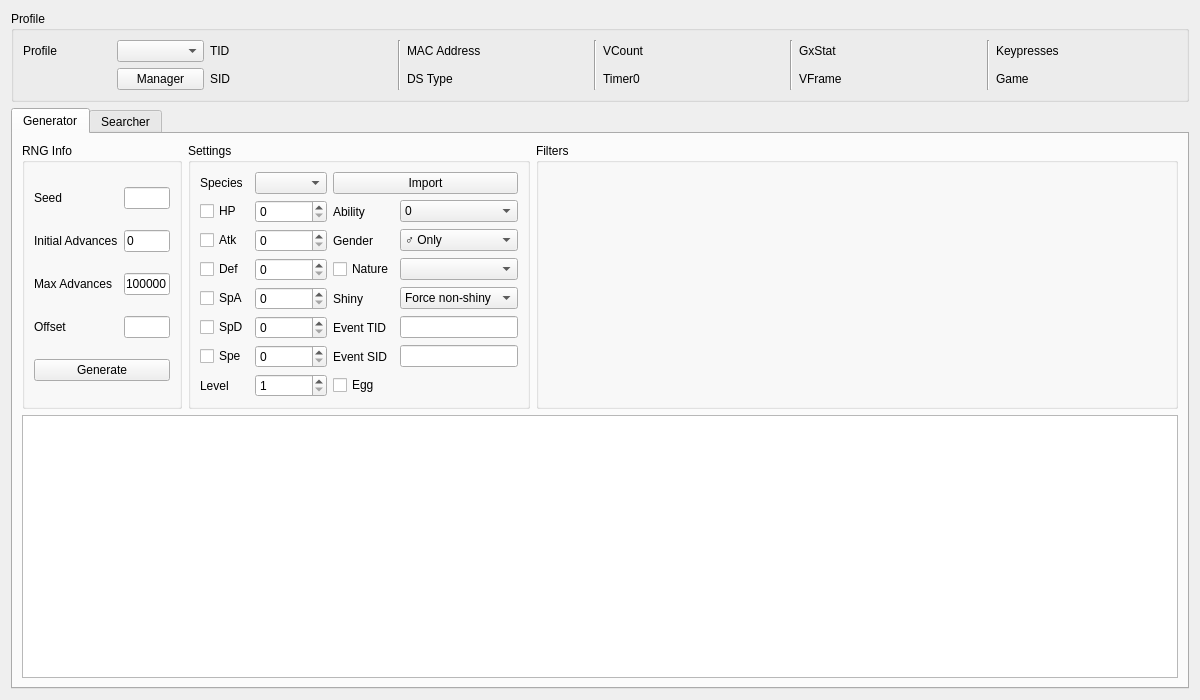
First picture: the form in Source/Form/Gen5/Event5.ui, repository Admiral-Fish/PokeFinder, before the edit.
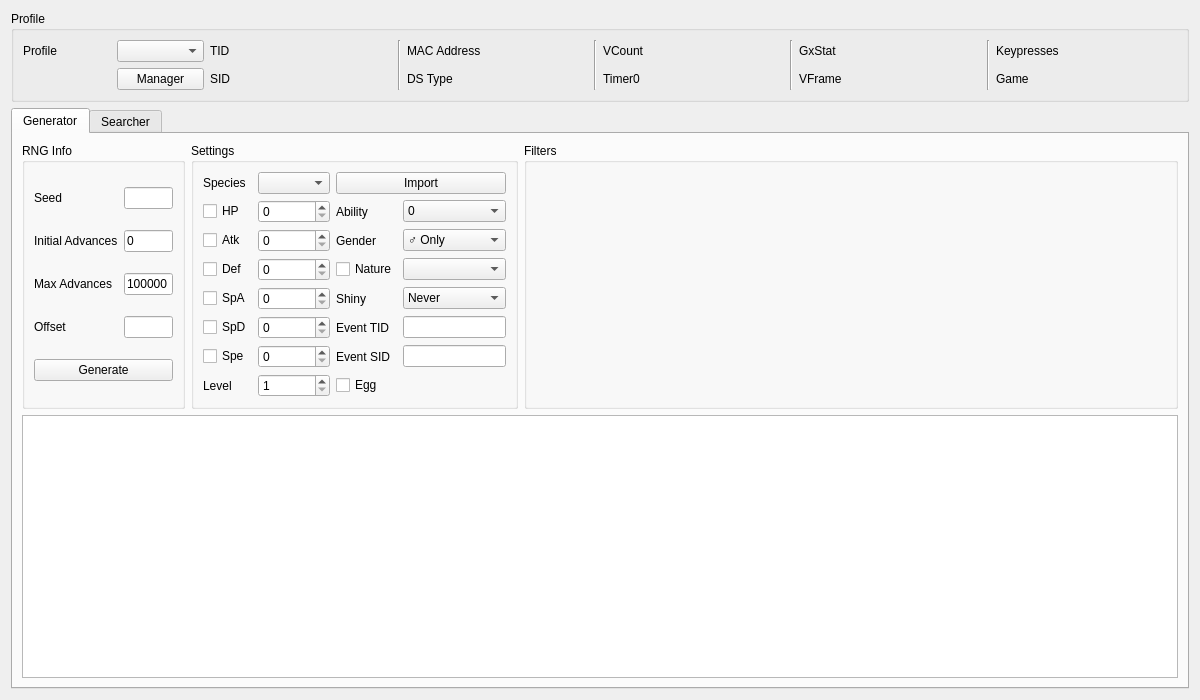
Second picture: the form after the edit. Custom widgets are drawn as their Qt base class.

Diff of the .ui file:
```diff
--- a/Source/Form/Gen5/Event5.ui
+++ b/Source/Form/Gen5/Event5.ui
@@ -453,7 +453,7 @@
            <widget class="QComboBox" name="comboBoxGeneratorShiny">
             <item>
              <property name="text">
-              <string>Force non-shiny</string>
+              <string>Never</string>
              </property>
             </item>
             <item>
```
Left out of the diff: 18 changed lines with no effect on the pictures.
